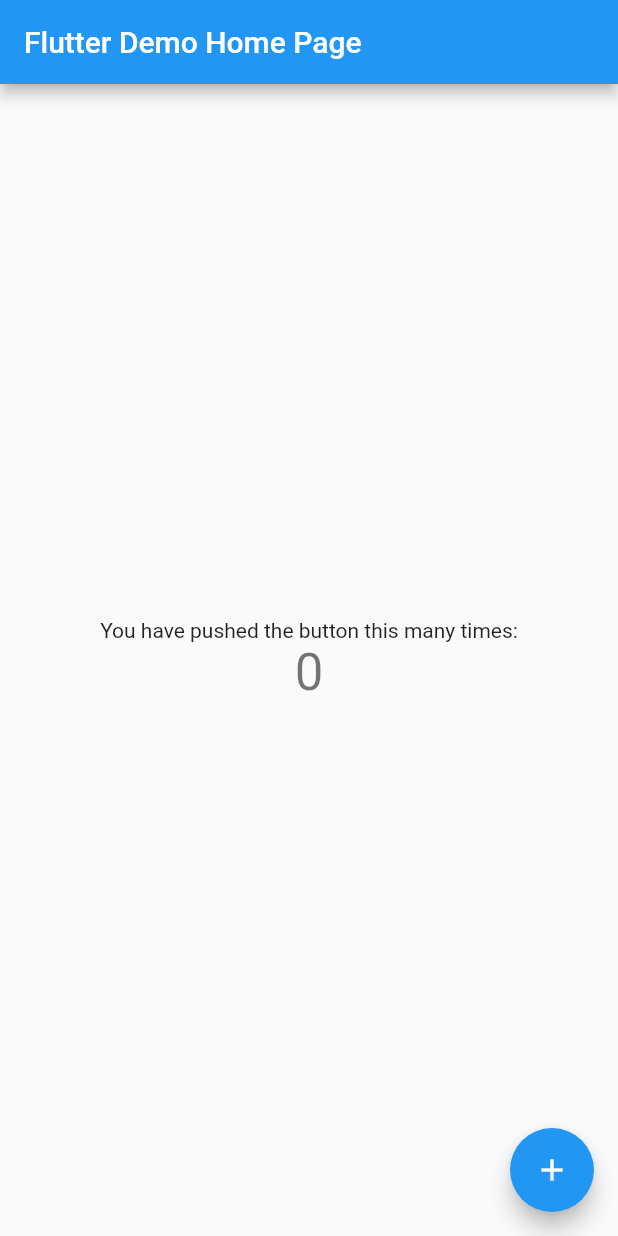
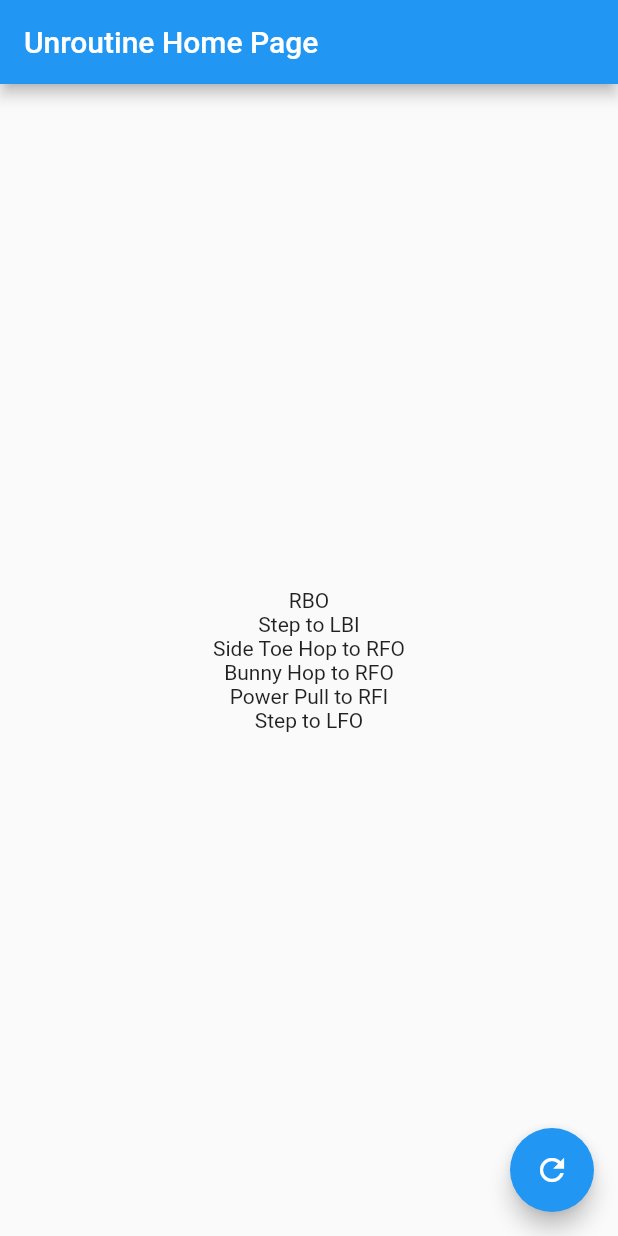
Before and after one commit to helin24/unroutine, a Flutter app: the screen it shows after launch, on a phone screen of 412 x 824 dp. Run offline on Flutter 3.47's test engine with Material 2 defaults, Android fonts, the phone set to English and light mode, and no system bars.

Commit message:
Change to text of hard coded steps and refresh

```diff
--- a/lib/main.dart
+++ b/lib/main.dart
@@ -9,7 +9,7 @@ class MyApp extends StatelessWidget {
   @override
   Widget build(BuildContext context) {
     return MaterialApp(
-      title: 'Flutter Demo',
+      title: 'Unroutine',
       theme: ThemeData(
         // This is the theme of your application.
         //
@@ -22,7 +22,7 @@ class MyApp extends StatelessWidget {
         // is not restarted.
         primarySwatch: Colors.blue,
       ),
-      home: MyHomePage(title: 'Flutter Demo Home Page'),
+      home: MyHomePage(title: 'Unroutine Home Page'),
     );
   }
 }
@@ -46,21 +46,18 @@ class MyHomePage extends StatefulWidget {
 }
 
 class _MyHomePageState extends State<MyHomePage> {
-  int _counter = 0;
+  // TODO: replace with model
+  final List<String> steps = ['Step to LBI', 'Side Toe Hop to RFO', 'Bunny Hop to RFO', 'Power Pull to RFI', 'Step to LFO'];
+  final String start = 'RBO';
 
-  void _incrementCounter() {
-    setState(() {
-      // This call to setState tells the Flutter framework that something has
-      // changed in this State, which causes it to rerun the build method below
-      // so that the display can reflect the updated values. If we changed
-      // _counter without calling setState(), then the build method would not be
-      // called again, and so nothing would appear to happen.
-      _counter++;
-    });
+  void _onRefresh() {
+    print('refreshing');
   }
 
   @override
   Widget build(BuildContext context) {
+    // TODO: change to using model builder
+    List<Text> children = [Text(start)] + steps.map((String step) => Text(step)).toList();
     // This method is rerun every time setState is called, for instance as done
     // by the _incrementCounter method above.
     //
@@ -92,21 +89,13 @@ class _MyHomePageState extends State<MyHomePage> {
           // axis because Columns are vertical (the cross axis would be
           // horizontal).
           mainAxisAlignment: MainAxisAlignment.center,
-          children: <Widget>[
-            Text(
-              'You have pushed the button this many times:',
-            ),
-            Text(
-              '$_counter',
-              style: Theme.of(context).textTheme.headline4,
-            ),
-          ],
+          children: children
         ),
       ),
       floatingActionButton: FloatingActionButton(
-        onPressed: _incrementCounter,
+        onPressed: _onRefresh,
         tooltip: 'Increment',
-        child: Icon(Icons.add),
+        child: Icon(Icons.refresh),
       ), // This trailing comma makes auto-formatting nicer for build methods.
     );
   }
```
